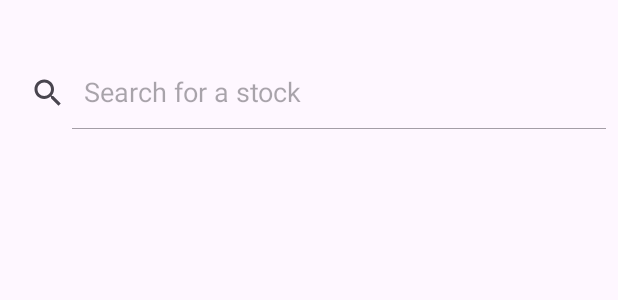
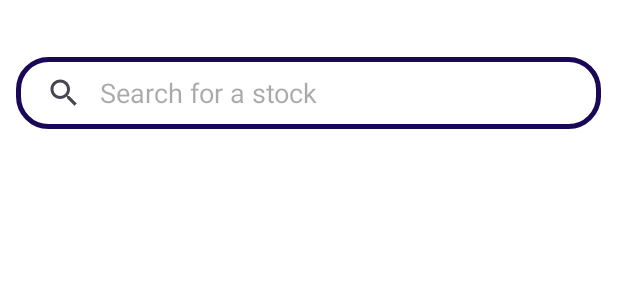
Before and after one commit to fdurmaz1/StockWise, an Android app: the layout fragment_home.xml on its own in the app's theme, with its tools: preview values and no code run, on a phone screen of 412 x 824 dp. Shown: the top 300 px of the screen. Run offline under Robolectric (Android 15) with nearby library versions, the phone set to English and light mode, and no system bars; Roboto replaces fonts that are not available here.

Commit message:
Visual changes have been made as below ; - Search bar border and color added - CardView added to recycler view - Plus sign added to stock cards

```diff
--- a/app/build.gradle
+++ b/app/build.gradle
@@ -61,6 +61,9 @@ android {
 }
 
 dependencies {
+    implementation "androidx.lifecycle:lifecycle-viewmodel:2.3.1"
+    implementation "androidx.lifecycle:lifecycle-livedata:2.3.1"
+
 
     implementation 'androidx.appcompat:appcompat:1.6.1'
     implementation 'com.google.android.material:material:1.5.0'
--- a/app/src/main/java/com/example/stockwise/user/Login.java
+++ b/app/src/main/java/com/example/stockwise/user/Login.java
@@ -147,7 +147,7 @@ public class Login extends AppCompatActivity {
                 data[0] = username;
                 data[1] = password;
 
-                PutData putData = new PutData("http://192.168.1.83/LoginRegister/login.php", "POST", field, data);
+                PutData putData = new PutData("http://192.168.1.82/LoginRegister/login.php", "POST", field, data);
 
                 if (putData.startPut()) {
                     if (putData.onComplete()) {
--- a/app/src/main/java/com/example/stockwise/user/SignUp.java
+++ b/app/src/main/java/com/example/stockwise/user/SignUp.java
@@ -75,7 +75,7 @@ public class SignUp extends AppCompatActivity {
                             data[1] = username;
                             data[2] = password;
                             data[3] = email;
-                            PutData putData = new PutData("http://192.168.1.83/LoginRegister/signup.php", "POST", field, data);
+                            PutData putData = new PutData("http://192.168.1.82/LoginRegister/signup.php", "POST", field, data);
                             if (putData.startPut()) {
                                 if (putData.onComplete()) {
                                     progressBar.setVisibility(View.GONE);
--- /dev/null
+++ b/app/src/main/res/drawable/baseline_add_box_24.xml
@@ -0,0 +1,5 @@
+<vector android:height="24dp" android:tint="#000000"
+    android:viewportHeight="24" android:viewportWidth="24"
+    android:width="24dp" xmlns:android="http://schemas.android.com/apk/res/android">
+    <path android:fillColor="@android:color/white" android:pathData="M19,3L5,3c-1.11,0 -2,0.9 -2,2v14c0,1.1 0.89,2 2,2h14c1.1,0 2,-0.9 2,-2L21,5c0,-1.1 -0.9,-2 -2,-2zM17,13h-4v4h-2v-4L7,13v-2h4L11,7h2v4h4v2z"/>
+</vector>
--- /dev/null
+++ b/app/src/main/res/drawable/rounded_search_view.xml
@@ -0,0 +1,7 @@
+<?xml version="1.0" encoding="utf-8"?>
+<!-- rounded_search_view.xml -->
+<shape xmlns:android="http://schemas.android.com/apk/res/android">
+    <solid android:color="#FFFFFF" /> <!-- Set your desired background color -->
+    <corners android:radius="20dp" /> <!-- Set the radius to make rounded corners -->
+    <stroke android:width="3dp" android:color="#1a0757" />
+</shape>
--- a/app/src/main/res/layout/fragment_home.xml
+++ b/app/src/main/res/layout/fragment_home.xml
@@ -4,43 +4,39 @@
     xmlns:tools="http://schemas.android.com/tools"
     android:layout_width="match_parent"
     android:layout_height="match_parent"
+    android:background="@color/white"
     tools:context=".HomeFragment">
 
     <androidx.recyclerview.widget.RecyclerView
         android:id="@+id/recyclerview"
         android:layout_width="411dp"
-        android:layout_height="685dp"
+        android:layout_height="519dp"
         android:layout_marginTop="200dp"
         android:layout_marginEnd="1dp"
+        android:background="@color/white"
         app:layout_constraintBottom_toBottomOf="parent"
         app:layout_constraintEnd_toEndOf="parent"
+        app:layout_constraintHorizontal_bias="1.0"
         app:layout_constraintStart_toStartOf="parent"
-        app:layout_constraintTop_toBottomOf="@+id/searchView" />
+        app:layout_constraintTop_toBottomOf="@+id/searchView"
+        app:layout_constraintVertical_bias="1.0" />
 
     <SearchView
         android:id="@+id/searchView"
-        android:layout_width="match_parent"
-        android:layout_height="wrap_content"
+        style="@style/SearchViewStyle"
+        android:queryBackground="@null"
+        android:layout_width="390dp"
+        android:layout_height="48dp"
+        android:background="@drawable/rounded_search_view"
         android:iconifiedByDefault="false"
         android:queryHint="Search for a stock"
         app:layout_constraintBottom_toBottomOf="parent"
         app:layout_constraintEnd_toEndOf="parent"
-        app:layout_constraintHorizontal_bias="1.0"
+        app:layout_constraintHorizontal_bias="0.476"
         app:layout_constraintStart_toStartOf="parent"
         app:layout_constraintTop_toTopOf="parent"
-        app:layout_constraintVertical_bias="0.049" >
+        app:layout_constraintVertical_bias="0.049">
 
-        <androidx.recyclerview.widget.RecyclerView
-            android:layout_width="match_parent"
-            android:layout_height="match_parent" />
-
-        <androidx.recyclerview.widget.RecyclerView
-            android:layout_width="match_parent"
-            android:layout_height="match_parent" />
-
-        <androidx.recyclerview.widget.RecyclerView
-            android:layout_width="match_parent"
-            android:layout_height="match_parent" />
     </SearchView>
 
 </androidx.constraintlayout.widget.ConstraintLayout>
--- a/app/src/main/res/values/colors.xml
+++ b/app/src/main/res/values/colors.xml
@@ -2,7 +2,7 @@
 <resources>
     <color name="black">#FF000000</color>
     <color name="white">#FFFFFFFF</color>
-    <color name="stockwise">#1c0a56</color>
+    <color name="stockwise">#1a0757</color>
     <color name="skyblue">#87CEEB</color>
 
 </resources>
--- /dev/null
+++ b/app/src/main/res/values/search_view_styles.xml
@@ -0,0 +1,7 @@
+<?xml version="1.0" encoding="utf-8"?>
+<resources>
+    <style name="SearchViewStyle" parent="Widget.AppCompat.SearchView">
+        <!-- Set the color of the bottom line to transparent to hide it -->
+        <item name="queryBackground">@android:color/transparent</item>
+    </style>
+</resources>
```
Also changed, not shown: app/src/main/java/com/example/stockwise/HomeFragment.java (+17 -2 lines), app/src/main/java/com/example/stockwise/SelectedStocksAdapter.java (+12 -5 lines), app/src/main/res/layout/stock_item.xml (added, +54 -0 lines), 1 other file.
